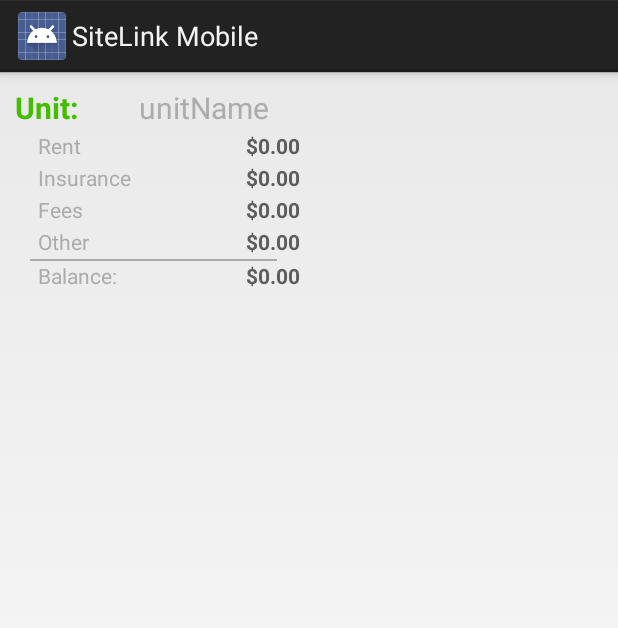
After one commit to mike3215/Mobile-App, an Android app: the layout payment_unit_lookup_list_item.xml on its own in the app's theme, with its tools: preview values and no code run, on a phone screen of 412 x 824 dp. The commit adds this screen. Shown: the top 628 px of the screen. Run offline under Robolectric (Android 15) with nearby library versions, the phone set to English and light mode, and no system bars.

Commit message:
Reworked the payment unit lookup. Still needs a bit of work though...

```diff
--- a/SiteLinkMobileRestarted/app/src/main/java/citruscups/com/sitelinkmobile/activities/TenantLookupActivity.java
+++ b/SiteLinkMobileRestarted/app/src/main/java/citruscups/com/sitelinkmobile/activities/TenantLookupActivity.java
@@ -22,7 +22,7 @@ import java.util.LinkedHashMap;
 import citruscups.com.sitelinkmobile.R;
 import citruscups.com.sitelinkmobile.dataStructures.DataSet;
 import citruscups.com.sitelinkmobile.dataStructures.DataTable;
-import citruscups.com.sitelinkmobile.helper.TenantLookupAdapter;
+import citruscups.com.sitelinkmobile.adapters.TenantLookupAdapter;
 import citruscups.com.sitelinkmobile.server.ServerStuff;
 
 public class TenantLookupActivity extends Activity implements SearchView.OnQueryTextListener
--- a/SiteLinkMobileRestarted/app/src/main/java/citruscups/com/sitelinkmobile/helper/TenantLookupAdapter.java
+++ b/SiteLinkMobileRestarted/app/src/main/java/citruscups/com/sitelinkmobile/adapters/TenantLookupAdapter.java
@@ -1,4 +1,4 @@
-package citruscups.com.sitelinkmobile.helper;
+package citruscups.com.sitelinkmobile.adapters;
 
 import android.content.Context;
 import android.view.LayoutInflater;
--- /dev/null
+++ b/SiteLinkMobileRestarted/app/src/main/res/layout/payment_unit_lookup_list_item.xml
@@ -0,0 +1,180 @@
+<?xml version="1.0" encoding="utf-8"?>
+
+<TableLayout xmlns:android="http://schemas.android.com/apk/res/android"
+    android:layout_width="fill_parent"
+    android:layout_height="wrap_content"
+    android:orientation="vertical"
+    android:padding="10dp"
+    android:paddingLeft="10dp"
+    android:paddingRight="10dp"
+    android:shrinkColumns="*">
+
+    <!-- Name Label -->
+    <TableRow>
+
+        <TextView
+            android:id="@+id/paymentUnitNameLabel"
+            android:layout_width="fill_parent"
+            android:layout_height="wrap_content"
+            android:layout_gravity="center|left"
+            android:gravity="left"
+            android:paddingBottom="2dip"
+            android:paddingRight="5dip"
+            android:text="@string/unitNameLabel"
+            android:textColor="#43bd00"
+            android:textSize="20sp"
+            android:textStyle="bold"/>
+
+        <TextView
+            android:id="@+id/paymentUnitName"
+            android:layout_width="fill_parent"
+            android:layout_height="wrap_content"
+            android:layout_gravity="center|left"
+            android:gravity="left"
+            android:paddingBottom="2dip"
+            android:paddingRight="5dip"
+            android:text="unitName"
+            android:textSize="20sp"
+            android:textColor="#acacac"/>
+
+        <TextView
+            android:id="@+id/paymentUnitId"
+            android:visibility="invisible"/>
+
+        <TextView
+            android:id="@+id/paymentLedgerId"
+            android:visibility="invisible"/>
+
+    </TableRow>
+
+    <TableRow>
+
+        <TextView
+            android:id="@+id/paymentUnitRentLabel"
+            android:layout_width="fill_parent"
+            android:layout_height="wrap_content"
+            android:layout_gravity="center|left"
+            android:layout_marginLeft="15dp"
+            android:paddingBottom="2dip"
+            android:paddingRight="5dip"
+            android:text="@string/unitRentLabel"
+            android:textColor="#acacac"/>
+
+        <TextView
+            android:id="@+id/paymentUnitRentAmt"
+            android:layout_width="wrap_content"
+            android:layout_height="wrap_content"
+            android:layout_gravity="right"
+            android:text="$0.00"
+            android:textColor="#5d5d5d"
+            android:textStyle="bold"/>
+
+    </TableRow>
+
+    <TableRow>
+
+        <TextView
+            android:id="@+id/paymentUnitInsuranceLabel"
+            android:layout_width="fill_parent"
+            android:layout_height="wrap_content"
+            android:layout_gravity="center|left"
+            android:layout_marginLeft="15dp"
+            android:paddingBottom="2dip"
+            android:paddingRight="5dip"
+            android:text="@string/unitInsuranceLabel"
+            android:textColor="#acacac"/>
+
+        <TextView
+            android:id="@+id/paymentUnitInsuranceAmt"
+            android:layout_width="wrap_content"
+            android:layout_height="wrap_content"
+            android:layout_gravity="right"
+            android:text="$0.00"
+            android:textColor="#5d5d5d"
+            android:textStyle="bold"/>
+
+    </TableRow>
+
+    <TableRow>
+
+        <TextView
+            android:id="@+id/paymentUnitFeesLabel"
+            android:layout_width="fill_parent"
+            android:layout_height="wrap_content"
+            android:layout_gravity="center|left"
+            android:layout_marginLeft="15dp"
+            android:paddingBottom="2dip"
+            android:paddingRight="5dip"
+            android:text="@string/unitFeesLabel"
+            android:textColor="#acacac"/>
+
+        <TextView
+            android:id="@+id/paymentUnitFeesAmt"
+            android:layout_width="wrap_content"
+            android:layout_height="wrap_content"
+            android:layout_gravity="right"
+            android:text="$0.00"
+            android:textColor="#5d5d5d"
+            android:textStyle="bold"/>
+
+    </TableRow>
+
+    <TableRow>
+
+        <TextView
+            android:id="@+id/paymentUnitOtherLabel"
+            android:layout_width="fill_parent"
+            android:layout_height="wrap_content"
+            android:layout_gravity="center|left"
+            android:layout_marginLeft="15dp"
+            android:paddingBottom="2dip"
+            android:paddingRight="5dip"
+            android:text="@string/unitOtherLabel"
+            android:textColor="#acacac"/>
+
+        <TextView
+            android:id="@+id/paymentUnitOtherAmt"
+            android:layout_width="wrap_content"
+            android:layout_height="wrap_content"
+            android:layout_gravity="right"
+            android:text="$0.00"
+            android:textColor="#5d5d5d"
+            android:textStyle="bold"/>
+
+    </TableRow>
+
+    <!-- Not quite doing what I want yet but works for now -->
+    <TableRow>
+        <View
+            android:layout_width = "fill_parent"
+            android:layout_height="1dp"
+            android:layout_marginLeft="10dp"
+            android:layout_span="2"
+            android:background="@android:color/darker_gray" />
+
+    </TableRow>
+
+    <TableRow>
+
+        <TextView
+            android:id="@+id/paymentUnitBalanceLabel"
+            android:layout_width="fill_parent"
+            android:layout_height="wrap_content"
+            android:layout_gravity="center|left"
+            android:layout_marginLeft="15dp"
+            android:paddingBottom="2dip"
+            android:paddingRight="5dip"
+            android:text="@string/unitBalanceLabel"
+            android:textColor="#acacac"/>
+
+        <TextView
+            android:id="@+id/paymentUnitBalanceAmt"
+            android:layout_width="wrap_content"
+            android:layout_height="wrap_content"
+            android:layout_gravity="right"
+            android:text="$0.00"
+            android:textColor="#5d5d5d"
+            android:textStyle="bold"/>
+
+    </TableRow>
+</TableLayout>
--- a/SiteLinkMobileRestarted/app/src/main/res/values/strings_activity_payment_unit_lookup.xml
+++ b/SiteLinkMobileRestarted/app/src/main/res/values/strings_activity_payment_unit_lookup.xml
@@ -2,5 +2,11 @@
 <resources>
 
     <string name="selectUnitLabel">Select a unit:</string>
+    <string name="unitNameLabel">Unit:</string>
+    <string name="unitRentLabel">Rent</string>
+    <string name="unitInsuranceLabel">Insurance</string>
+    <string name="unitFeesLabel">Fees</string>
+    <string name="unitOtherLabel">Other</string>
+    <string name="unitBalanceLabel">Balance:</string>
 
 </resources>
```
Also changed, not shown: SiteLinkMobileRestarted/app/src/main/java/citruscups/com/sitelinkmobile/activities/PaymentUnitLookupActivity.java (+41 -19 lines), SiteLinkMobileRestarted/app/src/main/java/citruscups/com/sitelinkmobile/adapters/PaymentUnitLookupAdapter.java (added, +145 -0 lines).
